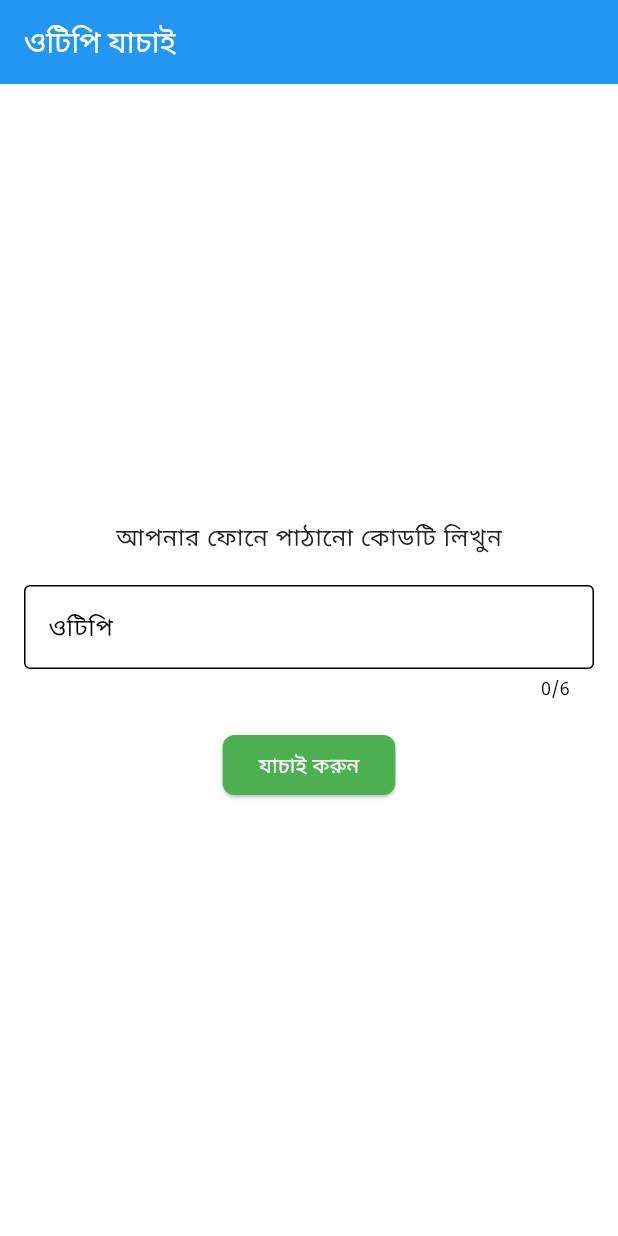
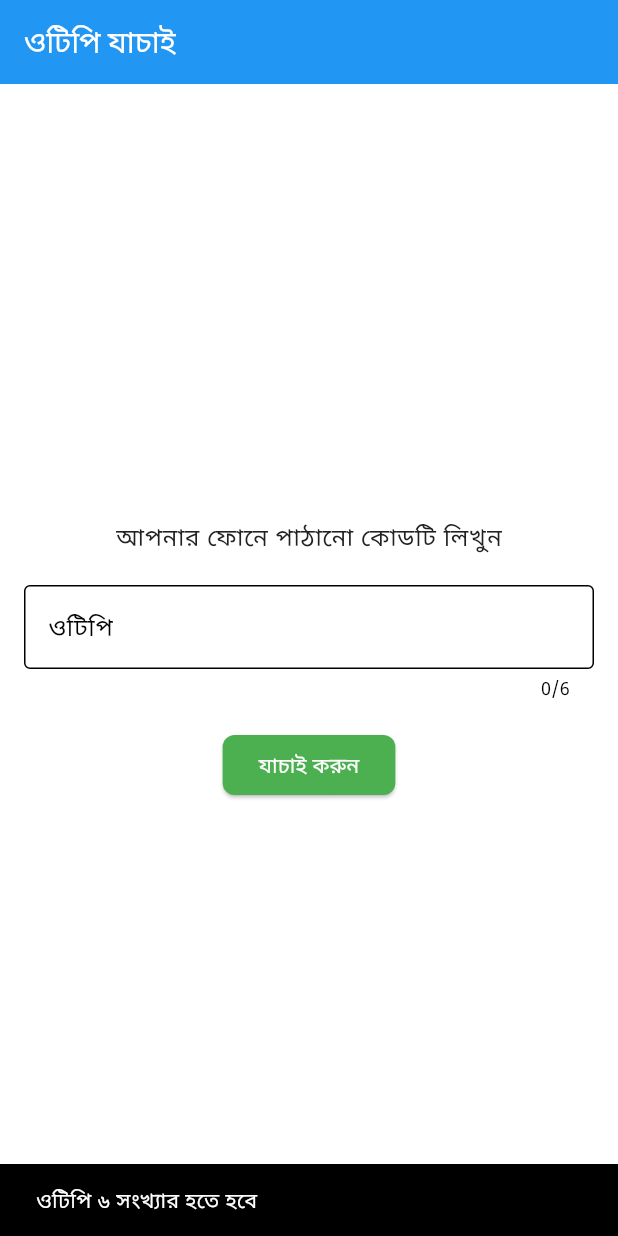
Before and after one commit to SHAHSULTANS/Sheba-Dak, a Flutter app: the OtpVerificationPage screen opened by its route, after a tap on "যাচাই করুন", on a phone screen of 412 x 824 dp. Run offline on Flutter 3.47's test engine with Material 3 defaults, Android fonts, the phone set to English and light mode, and no system bars; our stand-ins replace flutter_bloc, go_router, google_fonts, shared_preferences; accounts and stored records are empty.

Commit message:
Update OTP verification page to trigger VerifyOtpEvent and validate OTP

```diff
--- a/lib/features/auth/presentation/pages/otp_verification_page.dart
+++ b/lib/features/auth/presentation/pages/otp_verification_page.dart
@@ -1,9 +1,7 @@
 import 'package:flutter/material.dart';
 import 'package:flutter_bloc/flutter_bloc.dart';
+import 'package:go_router/go_router.dart';
 import '../bloc/auth_bloc.dart';
-import '/../../core/theme/app_theme.dart';
-import 'package:go_router/go_router.dart';
-
 
 class OtpVerificationPage extends StatelessWidget {
   final String phoneNumber;
@@ -21,14 +19,14 @@ class OtpVerificationPage extends StatelessWidget {
           mainAxisAlignment: MainAxisAlignment.center,
           children: [
             Text(
-              'আপনার ফোনে পাঠানো কোডটি লিখুন', // Enter code sent to phone.
+              'আপনার ফোনে পাঠানো কোডটি লিখুন',
               style: Theme.of(context).textTheme.bodyLarge,
             ),
             const SizedBox(height: 20),
             TextField(
               controller: otpController,
-              decoration: InputDecoration(
-                labelText: 'ওটিপি', // OTP in Bangla.
+              decoration: const InputDecoration(
+                labelText: 'ওটিপি',
                 border: OutlineInputBorder(),
               ),
               keyboardType: TextInputType.number,
@@ -51,11 +49,18 @@ class OtpVerificationPage extends StatelessWidget {
                 }
                 return ElevatedButton(
                   onPressed: () {
-                    context.read<AuthBloc>().add(
-                      LoginEvent(phoneNumber, otpController.text),
-                    );
+                    final otp = otpController.text;
+                    if (otp.length == 6) {
+                      context.read<AuthBloc>().add(
+                            VerifyOtpEvent(phoneNumber, otp),
+                          );
+                    } else {
+                      ScaffoldMessenger.of(context).showSnackBar(
+                        const SnackBar(content: Text('ওটিপি ৬ সংখ্যার হতে হবে')),
+                      );
+                    }
                   },
-                  child: const Text('যাচাই করুন'), // Verify in Bangla.
+                  child: const Text('যাচাই করুন'),
                 );
               },
             ),
```
